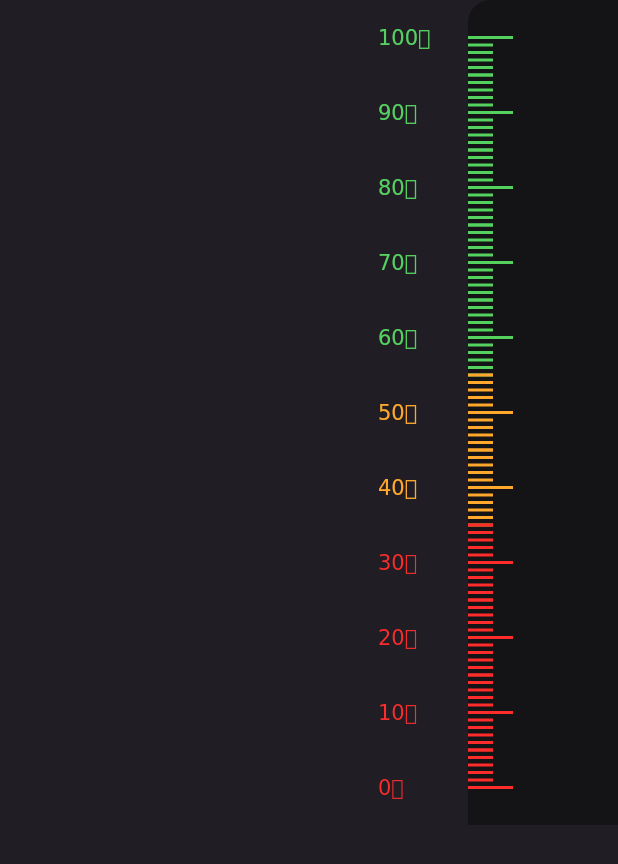
After one commit to wjy397/flutter_study, a Flutter app: the ScaleDemo screen opened by its route, on a phone screen of 412 x 824 dp. The commit adds this screen. Shown: the top 864 px of the screen. Run offline on Flutter 3.47's test engine with Material 2 defaults, Android fonts, the phone set to English and light mode, and no system bars; drawn by our look-alikes of oktoast; our stand-ins replace cached_network_image, fluro, flutter_screenutil; missing offline and left inert: common_utils, sp_util; statements that could not run were skipped.

Commit message:
实现刻度尺

```diff
--- /dev/null
+++ b/lib/pages/scale.dart
@@ -0,0 +1,47 @@
+import 'package:flutter/material.dart';
+import 'package:flutter_screenutil/flutter_screenutil.dart';
+import 'package:flutter_study/pages/widgets/scaleplate_widget.dart';
+
+class ScaleDemo extends StatefulWidget {
+  ScaleDemo({Key key}) : super(key: key);
+
+  @override
+  _ScaleDemoState createState() {
+    return _ScaleDemoState();
+  }
+}
+
+class _ScaleDemoState extends State<ScaleDemo> {
+
+  double scaleplate_height = 550;
+
+  @override
+  void initState() {
+    super.initState();
+  }
+
+  @override
+  void dispose() {
+    super.dispose();
+  }
+
+  @override
+  Widget build(BuildContext context) {
+    // TODO: implement build
+    return  Scaffold(
+      body: SafeArea(
+        child: SingleChildScrollView(
+          child: Column(
+            children: [ Padding(
+              padding: EdgeInsets.only(left: ScreenUtil().setWidth(30)),
+              child: ScaleplateWidget(
+                width: ScreenUtil().setWidth(750),
+                height: scaleplate_height,
+              ),
+            )],
+          ),
+        ),
+      ),
+    );
+  }
+}
--- /dev/null
+++ b/lib/pages/widgets/scaleplate_widget.dart
@@ -0,0 +1,245 @@
+import 'package:flutter/material.dart';
+import 'dart:ui' as ui;
+
+import 'package:flutter_screenutil/flutter_screenutil.dart';
+
+class ScaleplateWidget extends StatefulWidget {
+  final double width;
+  final double height;
+
+  ScaleplateWidget(
+      {Key key,
+      this.height,
+      this.width,})
+      : super(key: key);
+
+  @override
+  _ScaleplateWidgetState createState() {
+    return _ScaleplateWidgetState();
+  }
+}
+
+class _ScaleplateWidgetState extends State<ScaleplateWidget> {
+  @override
+  void initState() {
+    super.initState();
+  }
+
+  @override
+  void dispose() {
+    super.dispose();
+  }
+
+  @override
+  Widget build(BuildContext context) {
+    // TODO: implement build
+    return Container(
+      // color: Colors.grey,
+      width: widget.width,
+      height: widget.height,
+      child: Stack(
+        children: [
+          Positioned(
+            right: 0,
+            child: Container(
+              width: 100,
+              height: widget.height,
+              decoration: BoxDecoration(
+                color: Colors.black38,
+                borderRadius: BorderRadius.only(topLeft: Radius.circular(15)),
+              ),
+            ),
+          ),
+          ListView.builder(
+            physics: ClampingScrollPhysics(),
+            padding: EdgeInsets.all(0),
+            scrollDirection: Axis.vertical,
+            itemCount: 11,
+            itemBuilder: (BuildContext context, int index) {
+              //首尾空白元素
+              int type;
+              Color colorType;
+              //第一个普通元素
+              if (index == 0) {
+                type = 0;
+                //最后一个普通元素
+              } else if (index == 10) {
+                type = 2;
+                //中间普通元素
+              } else {
+                type = 1;
+              }
+              if (index < 5) {
+                colorType = Color(0xFF55D160);
+              } else if (index > 6) {
+                colorType = Color(0xFFFF2C2C);
+              } else {
+                colorType = Color(0xFFFFA82C);
+              }
+
+              return Container(
+                child: NumberPickerItem(
+                  subGridCount: 10,
+                  subGridWidth: 5,
+                  itemWidth: widget.width.toInt(),
+                  valueStr: ((10 - index) * 10).toString() + '分',
+                  type: type,
+                  colorType: colorType,
+                ),
+              );
+            },
+          ),
+
+        ],
+      ),
+    );
+  }
+}
+//------------------------------------------------------------------------------
+
+///每个item中间为长刻度，并在下方显示数值。两边都是短刻度
+class NumberPickerItem extends StatelessWidget {
+  final int subGridCount;
+  final int subGridWidth;
+  final int itemWidth;
+  final String valueStr;
+
+  //0:列表首item 1:中间item 2:尾item
+  final int type;
+
+  final Color colorType;
+
+  const NumberPickerItem({
+    Key key,
+    @required this.subGridCount,
+    @required this.subGridWidth,
+    @required this.itemWidth,
+    @required this.valueStr,
+    @required this.type,
+    @required this.colorType,
+  }) : super(key: key);
+
+  @override
+  Widget build(BuildContext context) {
+    double itemWidth = this.itemWidth.toDouble();
+    double itemHeight = (subGridWidth * subGridCount).toDouble();
+
+    return CustomPaint(
+      size: Size(itemWidth, itemHeight),
+      painter: MyPainter(this.subGridWidth, this.valueStr,
+          this.type, this.colorType),
+    );
+  }
+}
+
+class MyPainter extends CustomPainter {
+  final int subGridWidth;
+
+  final String valueStr;
+
+
+  //0:列表首item 1:中间item 2:尾item
+  final int type;
+
+  final Color colorType;
+
+  Paint _linePaint;
+
+  double _lineWidth = 2;
+
+  MyPainter(this.subGridWidth, this.valueStr, this.type,
+      this.colorType) {
+    _linePaint = Paint()
+      ..isAntiAlias = true
+      ..style = PaintingStyle.stroke
+      ..strokeWidth = _lineWidth
+      ..color = colorType;
+  }
+
+  @override
+  void paint(Canvas canvas, Size size) {
+    drawLine(canvas, size);
+    drawText(canvas, size);
+  }
+
+  void drawLine(Canvas canvas, Size size) {
+    double startY, endY;
+    switch (type) {
+      case 0: //首元素只绘制右半部分
+        startY = size.height / 2;
+        endY = size.height;
+        break;
+      case 2: //尾元素只绘制左半部分
+        startY = 0;
+        endY = size.height / 2;
+        break;
+      default: //中间元素全部绘制
+        startY = 0;
+        endY = size.height;
+    }
+
+    //绘制竖线
+    for (double y = startY; y <= endY; y += subGridWidth) {
+      if (y == size.height / 2) {
+        //中间为长刻度
+        canvas.drawLine(Offset(size.width - 100, y),
+            Offset(size.width - 100 + size.height * 3 / 5, y), _linePaint);
+      } else {
+        //其他为短刻度
+        canvas.drawLine(Offset(size.width - 100, y),
+            Offset(size.width - 100 + size.height / 3, y), _linePaint);
+      }
+    }
+  }
+
+  void drawText(Canvas canvas, Size size) {
+    //文字水平方向居中对齐，竖直方向底对齐
+    ui.Paragraph p = _buildText(valueStr, size.width);
+    //获得文字的宽高
+    double halfWidth = p.minIntrinsicWidth / 2;
+    double halfHeight = p.height / 2;
+    canvas.drawParagraph(
+        p, Offset(size.width - 160, size.height / 2 - halfHeight));
+  }
+
+  ui.Paragraph _buildText(String content, double maxWidth) {
+    ui.ParagraphBuilder paragraphBuilder =
+        ui.ParagraphBuilder(ui.ParagraphStyle());
+    paragraphBuilder.pushStyle(
+      ui.TextStyle(
+        fontSize: 14,
+        color: colorType,
+        //fontFamily: "Montserrat",
+      ),
+    );
+    paragraphBuilder.addText(content);
+
+    ui.Paragraph paragraph = paragraphBuilder.build();
+    paragraph.layout(ui.ParagraphConstraints(width: maxWidth));
+
+    return paragraph;
+  }
+
+
+
+  ui.Paragraph _buildGradeText(String content, double maxWidth) {
+    ui.ParagraphBuilder paragraphBuilder =
+        ui.ParagraphBuilder(ui.ParagraphStyle());
+    paragraphBuilder.pushStyle(
+      ui.TextStyle(
+        fontSize: 14,
+        color: Color(0xFFBBB3CA),
+        //fontFamily: "Montserrat",
+      ),
+    );
+    paragraphBuilder.addText(content);
+
+    ui.Paragraph paragraph = paragraphBuilder.build();
+    paragraph.layout(ui.ParagraphConstraints(width: maxWidth));
+
+    return paragraph;
+  }
+
+  @override
+  bool shouldRepaint(CustomPainter oldDelegate) => false;
+}
--- a/lib/routes/demo/root_router.dart
+++ b/lib/routes/demo/root_router.dart
@@ -3,6 +3,7 @@ import 'package:flutter/material.dart';
 import 'package:fluro/fluro.dart';
 import 'package:flutter_study/pages/animation.dart';
 import 'package:flutter_study/pages/drawer.dart';
+import 'package:flutter_study/pages/scale.dart';
 import '../i_router.dart';
 
 
@@ -12,12 +13,16 @@ class RootRouter implements IRouterProvider{
 
   static String animation = '/animation';
 
+  static String scale = '/scale';
+
   @override
   void initRouter(Router router) {
     router.define(drawer,
         handler: Handler(handlerFunc: (_, __) => DrawerDemo()));
     router.define(animation,
         handler: Handler(handlerFunc: (_, __) => AnimationDemo()));
+    router.define(scale,
+        handler: Handler(handlerFunc: (_, __) => ScaleDemo()));
     // router.define(bodyDataPage, handler: Handler(
     //     handlerFunc: (BuildContext context, Map<String, List<String>> params) {
     //       String flag = params["flag"]?.first??'init';
```
Also changed, not shown: lib/pages/home.dart (+7 -0 lines).
